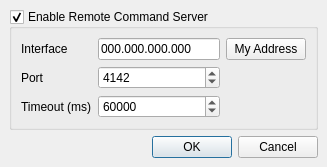
billkarsh/SpikeGLX, file Forms/CmdSrvDialog.ui: the form before one commit.
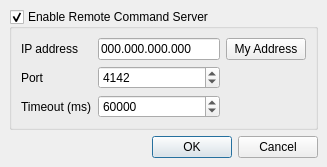
The form after the commit.

What changed in the file:
```diff
--- a/Forms/CmdSrvDialog.ui
+++ b/Forms/CmdSrvDialog.ui
@@ -91,7 +91,7 @@
          </sizepolicy>
         </property>
         <property name="text">
-         <string>Interface</string>
+         <string>IP address</string>
         </property>
        </widget>
       </item>
```
